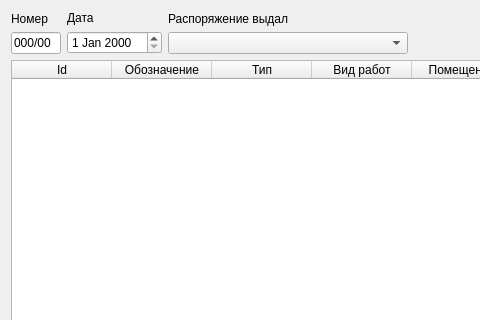
Balyaev-D-A/MFDB, file raspform.ui: the form before one commit; both pictures show x 0 to 480 and y 0 to 320 of the 1247 by 679 pixel window.
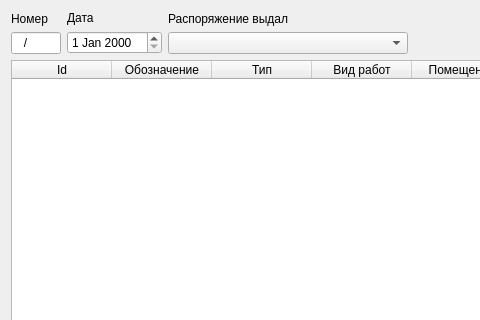
The form after the commit. Custom widgets are drawn as their Qt base class.

```diff
--- a/raspform.ui
+++ b/raspform.ui
@@ -63,7 +63,7 @@
                <string>000/00</string>
               </property>
               <property name="text">
-               <string>000/00</string>
+               <string>/</string>
               </property>
               <property name="cursorPosition">
                <number>6</number>
```
